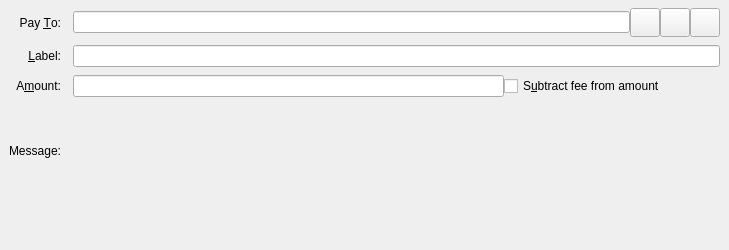
Internet-of-People/iop-core, file src/qt/forms/sendcoinsentry.ui: the form before one commit.
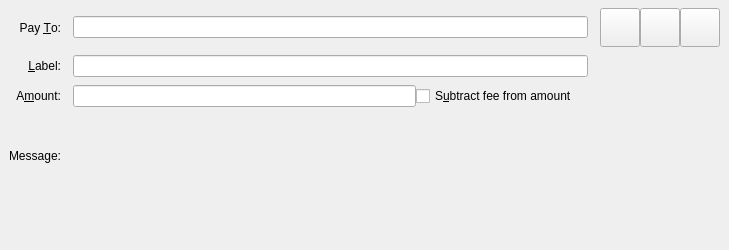
The form after the commit. Icons and pictures are not drawn. Custom widgets are drawn as their Qt base class.

Commit message: heigth fixes + sendbuttons

The edit to the form file:
```diff
--- a/src/qt/forms/sendcoinsentry.ui
+++ b/src/qt/forms/sendcoinsentry.ui
@@ -50,17 +50,17 @@
      </widget>
     </item>
     <item row="0" column="1">
-     <layout class="QHBoxLayout" name="payToLayout">
+       <widget class="QValidatedLineEdit" name="payTo">
+        <property name="toolTip">
+         <string>The IoP address to send the payment to</string>
+        </property>
+       </widget>
+      </item>
+    <item row="0" column="2">
+      <layout class="QHBoxLayout" name="payToLayout">
       <property name="spacing">
        <number>0</number>
       </property>
-      <item>
-       <widget class="QValidatedLineEdit" name="payTo">
-        <property name="toolTip">
-         <string>The IoP address to send the payment to</string>
-        </property>
-       </widget>
-      </item>
       <item>
        <widget class="QToolButton" name="addressBookButton">
         <property name="toolTip">
@@ -75,8 +75,8 @@
         </property>
         <property name="iconSize">
          <size>
-          <width>22</width>
-          <height>22</height>
+          <width>32</width>
+          <height>32</height>
          </size>
         </property>
         <property name="shortcut">
@@ -98,8 +98,8 @@
         </property>
         <property name="iconSize">
          <size>
-          <width>22</width>
-          <height>22</height>
+          <width>32</width>
+          <height>32</height>
          </size>
         </property>
         <property name="shortcut">
@@ -121,8 +121,8 @@
         </property>
         <property name="iconSize">
          <size>
-          <width>22</width>
-          <height>22</height>
+          <width>32</width>
+          <height>32</height>
          </size>
         </property>
        </widget>
```
The commit also changes 2 other files.
